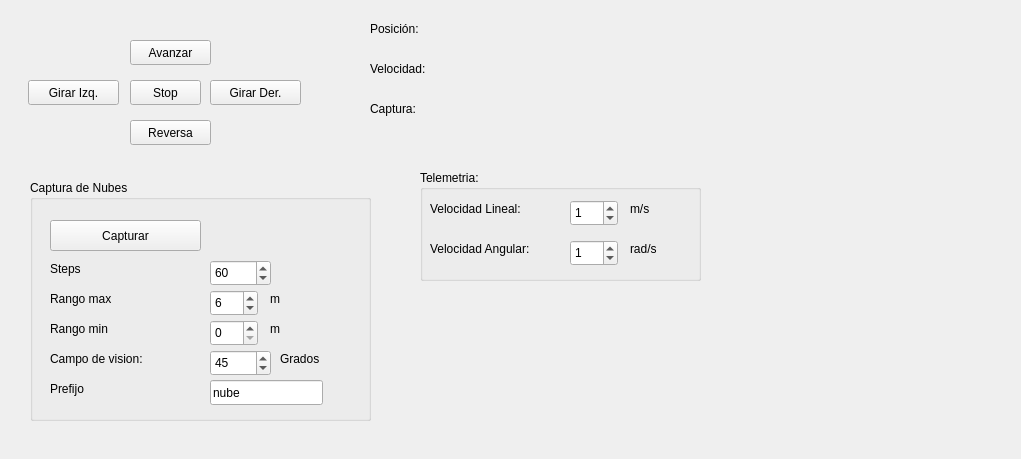
Old version of the form GUI/telecomando.ui in the repository Nickleon16/APP_LIDAR.
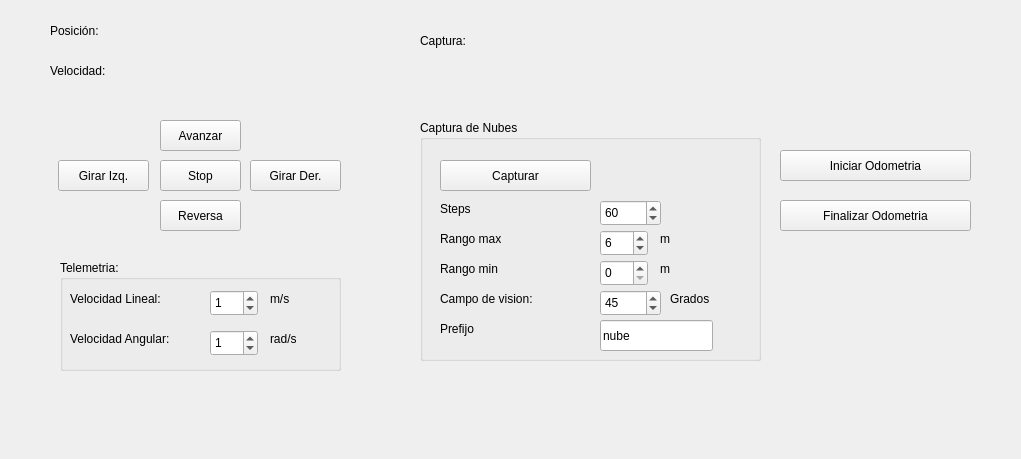
New version of the form.

Patch:
```diff
--- a/GUI/telecomando.ui
+++ b/GUI/telecomando.ui
@@ -16,10 +16,10 @@
   <widget class="QPushButton" name="avanzarPushButton">
    <property name="geometry">
     <rect>
-     <x>130</x>
-     <y>40</y>
+     <x>160</x>
+     <y>120</y>
      <width>81</width>
-     <height>25</height>
+     <height>31</height>
     </rect>
    </property>
    <property name="text">
@@ -29,10 +29,10 @@
   <widget class="QPushButton" name="reversaPushButton">
    <property name="geometry">
     <rect>
-     <x>130</x>
-     <y>120</y>
+     <x>160</x>
+     <y>200</y>
      <width>81</width>
-     <height>25</height>
+     <height>31</height>
     </rect>
    </property>
    <property name="text">
@@ -42,10 +42,10 @@
   <widget class="QPushButton" name="izquierdaPushButton">
    <property name="geometry">
     <rect>
-     <x>28</x>
-     <y>80</y>
+     <x>58</x>
+     <y>160</y>
      <width>91</width>
-     <height>25</height>
+     <height>31</height>
     </rect>
    </property>
    <property name="text">
@@ -55,10 +55,10 @@
   <widget class="QPushButton" name="derechaPushButton">
    <property name="geometry">
     <rect>
-     <x>210</x>
-     <y>80</y>
+     <x>250</x>
+     <y>160</y>
      <width>91</width>
-     <height>25</height>
+     <height>31</height>
     </rect>
    </property>
    <property name="text">
@@ -68,10 +68,10 @@
   <widget class="QPushButton" name="stopPushButton">
    <property name="geometry">
     <rect>
-     <x>130</x>
-     <y>80</y>
-     <width>71</width>
-     <height>25</height>
+     <x>160</x>
+     <y>160</y>
+     <width>81</width>
+     <height>31</height>
     </rect>
    </property>
    <property name="text">
@@ -81,10 +81,10 @@
   <widget class="QLabel" name="posicionLabel">
    <property name="geometry">
     <rect>
-     <x>490</x>
+     <x>140</x>
      <y>20</y>
-     <width>311</width>
-     <height>17</height>
+     <width>221</width>
+     <height>21</height>
     </rect>
    </property>
    <property name="text">
@@ -94,10 +94,10 @@
   <widget class="QLabel" name="velocidadLabel">
    <property name="geometry">
     <rect>
-     <x>490</x>
+     <x>140</x>
      <y>60</y>
-     <width>311</width>
-     <height>17</height>
+     <width>221</width>
+     <height>21</height>
     </rect>
    </property>
    <property name="text">
@@ -107,8 +107,8 @@
   <widget class="QGroupBox" name="groupBox">
    <property name="geometry">
     <rect>
-     <x>30</x>
-     <y>180</y>
+     <x>420</x>
+     <y>120</y>
      <width>341</width>
      <height>241</height>
     </rect>
@@ -183,7 +183,7 @@
       <x>180</x>
       <y>200</y>
       <width>113</width>
-      <height>25</height>
+      <height>31</height>
      </rect>
     </property>
     <property name="text">
@@ -338,10 +338,10 @@
   <widget class="QLabel" name="logCapturaLabel">
    <property name="geometry">
     <rect>
-     <x>450</x>
+     <x>460</x>
      <y>100</y>
-     <width>501</width>
-     <height>20</height>
+     <width>491</width>
+     <height>21</height>
     </rect>
    </property>
    <property name="text">
@@ -351,10 +351,10 @@
   <widget class="QLabel" name="posicionLabel_3">
    <property name="geometry">
     <rect>
-     <x>370</x>
-     <y>100</y>
+     <x>420</x>
+     <y>30</y>
      <width>71</width>
-     <height>17</height>
+     <height>21</height>
     </rect>
    </property>
    <property name="text">
@@ -364,10 +364,10 @@
   <widget class="QLabel" name="posicionLabel_4">
    <property name="geometry">
     <rect>
-     <x>370</x>
+     <x>50</x>
      <y>20</y>
-     <width>111</width>
-     <height>17</height>
+     <width>81</width>
+     <height>21</height>
     </rect>
    </property>
    <property name="text">
@@ -377,10 +377,10 @@
   <widget class="QLabel" name="velocidadLabel_2">
    <property name="geometry">
     <rect>
-     <x>370</x>
+     <x>50</x>
      <y>60</y>
-     <width>91</width>
-     <height>17</height>
+     <width>81</width>
+     <height>21</height>
     </rect>
    </property>
    <property name="text">
@@ -390,8 +390,8 @@
   <widget class="QGroupBox" name="groupBox_2">
    <property name="geometry">
     <rect>
-     <x>420</x>
-     <y>170</y>
+     <x>60</x>
+     <y>260</y>
      <width>281</width>
      <height>111</height>
     </rect>
@@ -490,6 +490,32 @@
     </property>
    </widget>
   </widget>
+  <widget class="QPushButton" name="iniciarOdomPushButton">
+   <property name="geometry">
+    <rect>
+     <x>780</x>
+     <y>150</y>
+     <width>191</width>
+     <height>31</height>
+    </rect>
+   </property>
+   <property name="text">
+    <string>Iniciar Odometria</string>
+   </property>
+  </widget>
+  <widget class="QPushButton" name="finalizarOdomPushButton">
+   <property name="geometry">
+    <rect>
+     <x>780</x>
+     <y>200</y>
+     <width>191</width>
+     <height>31</height>
+    </rect>
+   </property>
+   <property name="text">
+    <string>Finalizar Odometria</string>
+   </property>
+  </widget>
  </widget>
  <resources/>
  <connections/>
```
